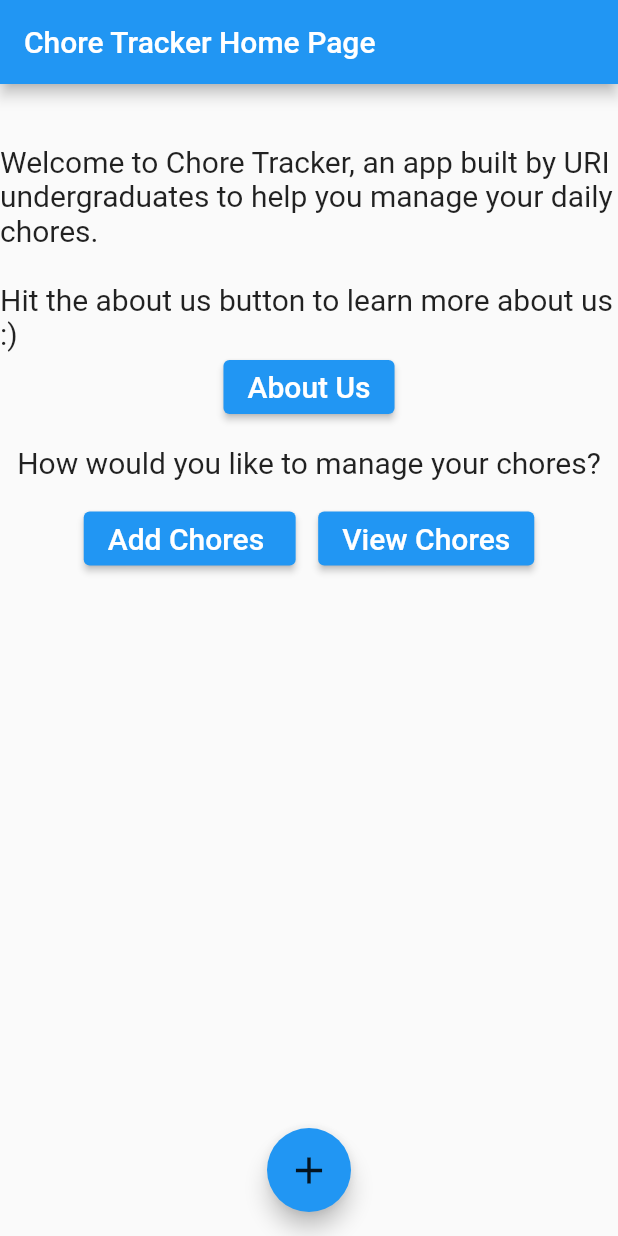
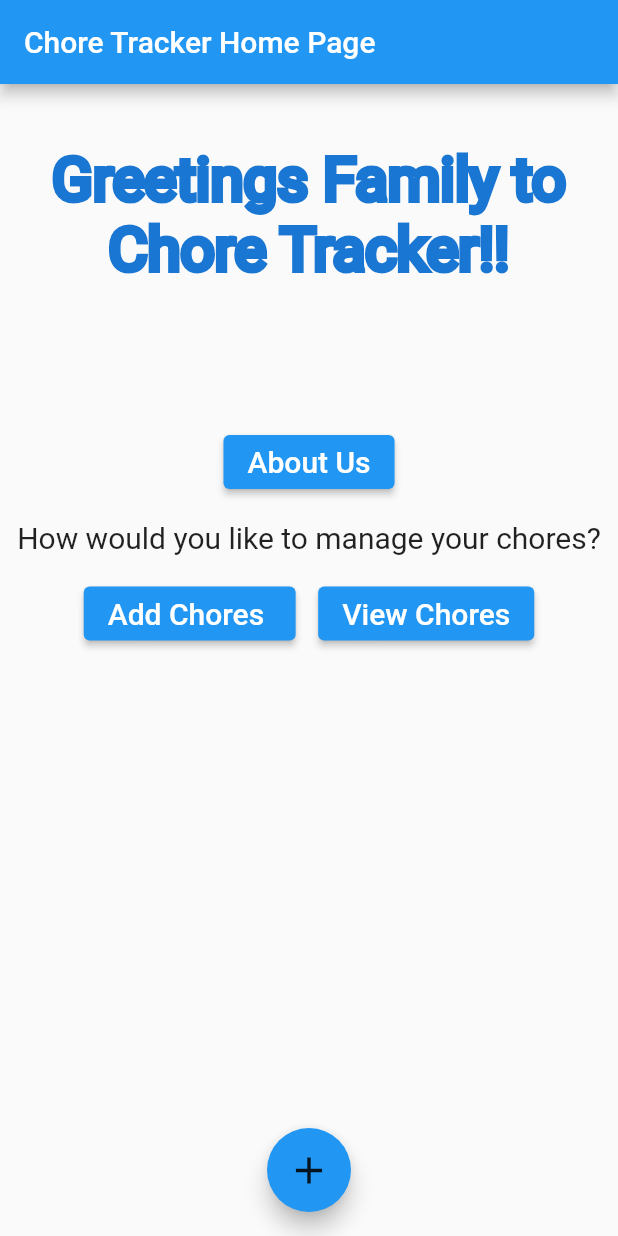
Before and after one commit to Liam-Cannon-Yusra-Suhail-Partnership/ly_app, a Flutter app: the screen it shows after launch, on a phone screen of 412 x 824 dp. Run offline on Flutter 3.47's test engine with Material 2 defaults, Android fonts, the light colour scheme and no system bars.

Commit message:
Heading fixed

```diff
--- a/lib/main.dart
+++ b/lib/main.dart
@@ -66,8 +66,15 @@ class _MyHomePageState extends State<MyHomePage> {
     });
   }
   Widget welcomeText(BuildContext context) {
-    return Text('Welcome to Chore Tracker, an app built by URI undergraduates to help you manage your daily chores.\n\nHit the about us button to learn more about us :)',
-      style: TextStyle(fontSize: 20),
+    return Text('Greetings Family to Chore Tracker!!\n\n',
+      textAlign: TextAlign.center,
+      style: TextStyle(
+        fontSize: 40,
+        foreground: Paint()
+          ..style = PaintingStyle.stroke
+          ..strokeWidth = 4
+          ..color = Colors.blue[700]!,
+      )
     );
 
   }
```
